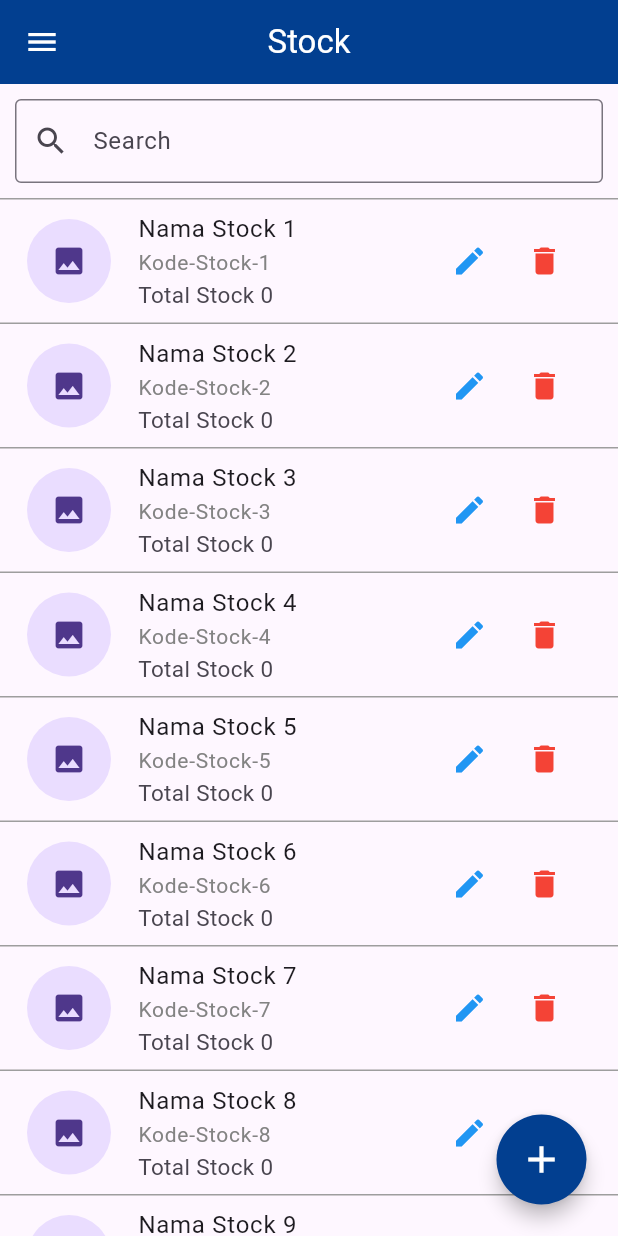
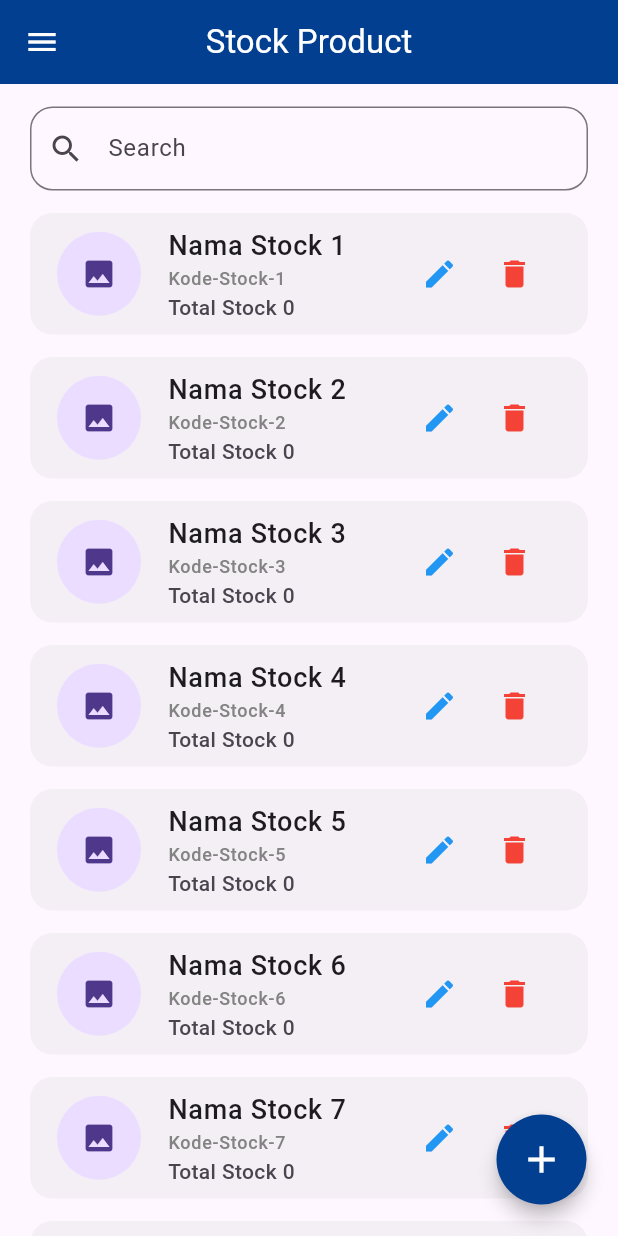
Before and after one commit to adenkesuma/bonjour, a Flutter app: the StockView screen opened directly, on a phone screen of 412 x 824 dp. Run offline on Flutter 3.47's test engine with Material 3 defaults, Android fonts, the phone set to English and light mode, and no system bars; our stand-ins replace get, shared_preferences, sqflite; accounts and stored records are empty; network calls fail.

Commit message:
`style:` redesign stock product to make it better style

```diff
--- a/lib/Modul/Stock/stock_view.dart
+++ b/lib/Modul/Stock/stock_view.dart
@@ -29,29 +29,23 @@ class _StockViewState extends State<StockView> {
     return Scaffold(
       appBar: AppBar(
         backgroundColor: primaryColor,
-        title: Text('Stock'),
+        title: Text('Stock Product'),
         foregroundColor: Colors.white,
         centerTitle: true,
       ),
       drawer: MainDrawer(),
-      body: Column(
+      body: Container(
+        padding: EdgeInsets.symmetric(horizontal: 20),
+        child: Column(
           children: [
             Container(
-            decoration: BoxDecoration(
-              border: Border(
-                bottom: BorderSide(
-                  color: Colors.grey,
-                  width: 1
-                )
-              )
-            ),
-            padding: EdgeInsets.all(10),
+              padding: EdgeInsets.symmetric(vertical: 15),
               child: TextField(
                   controller: _search,
                   onChanged: (value) {},
                   decoration: InputDecoration(
                     labelText: 'Search',
-                  border: OutlineInputBorder(),
+                    border: OutlineInputBorder(borderRadius: BorderRadius.circular(15)),
                     prefixIcon: Icon(Icons.search),
                   ),
                 ),
@@ -61,24 +55,17 @@ class _StockViewState extends State<StockView> {
                 itemCount: stockCtrl.dataStock.length,
                 itemBuilder: (context, index) {
                   return Container(
+                    margin: EdgeInsets.only(bottom: 15),
                     decoration: BoxDecoration(
-                    border: Border(
-                      // top: BorderSide(
-                      //   color: Colors.grey,
-                      //   width: 1
-                      // ),
-                      bottom: BorderSide(
-                        color: Colors.grey,
-                        width: 1
-                      )
-                    )
+                      color: Color.fromARGB(31, 172, 169, 169),
+                      borderRadius: BorderRadius.circular(15)
                     ),
                     child: ListTile(
                       title: Column(
                         crossAxisAlignment: CrossAxisAlignment.start,
                         children: [
-                        Text('${stockCtrl.dataStock[index].namaStock}'),
-                        Text('${stockCtrl.dataStock[index].kodeStock}',style: TextStyle(fontSize: 14, color: const Color.fromARGB(255, 131, 131, 131)),),
+                          Text('${stockCtrl.dataStock[index].namaStock}', style: TextStyle(fontSize: 18, fontWeight: FontWeight.w500),),
+                          Text('${stockCtrl.dataStock[index].kodeStock}',style: TextStyle(fontSize: 12, fontWeight: FontWeight.w500, color: const Color.fromARGB(255, 131, 131, 131)),),
                         ],
                       ),
                       leading: CircleAvatar(
@@ -108,7 +95,7 @@ class _StockViewState extends State<StockView> {
                           ],
                         ),
                       ),
-                    subtitle: Text('Total Stock ${stockCtrl.dataStock[index].saldoAwal}',style: TextStyle(fontSize: 15),),
+                      subtitle: Text('Total Stock ${stockCtrl.dataStock[index].saldoAwal}',style: TextStyle(fontSize: 14, fontWeight: FontWeight.w500),),
 
                     ),
                   );
@@ -117,6 +104,7 @@ class _StockViewState extends State<StockView> {
             )
           ],
         ),
+      ),
       floatingActionButton: FloatingActBtn(action: () => createStock(), icon: Icons.add,),
     );
   }
```
Lines whose indentation alone changed are shown as unchanged.
